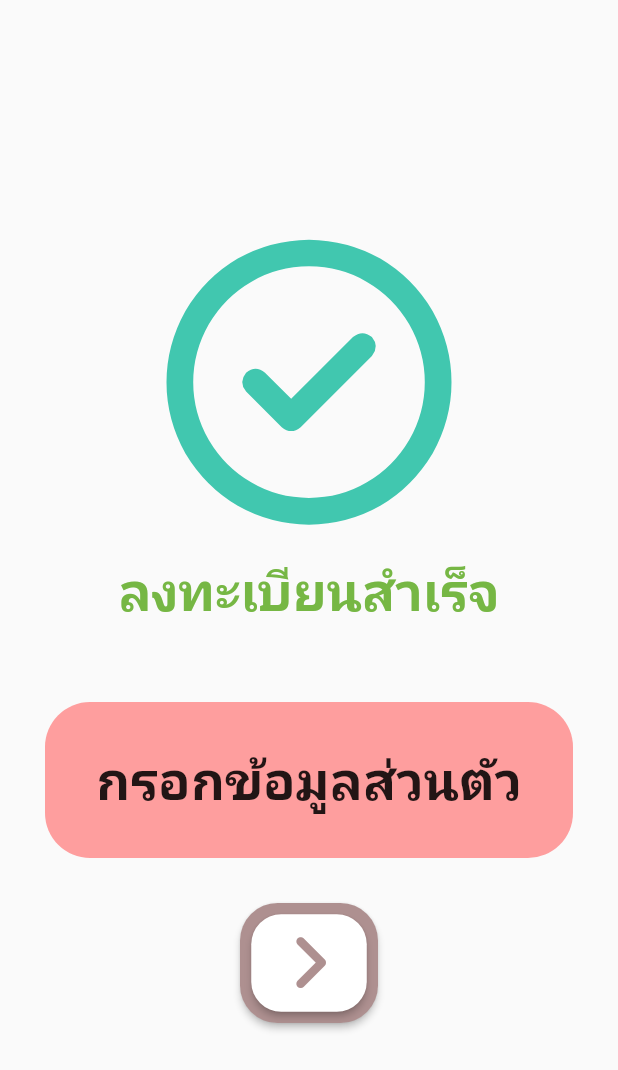
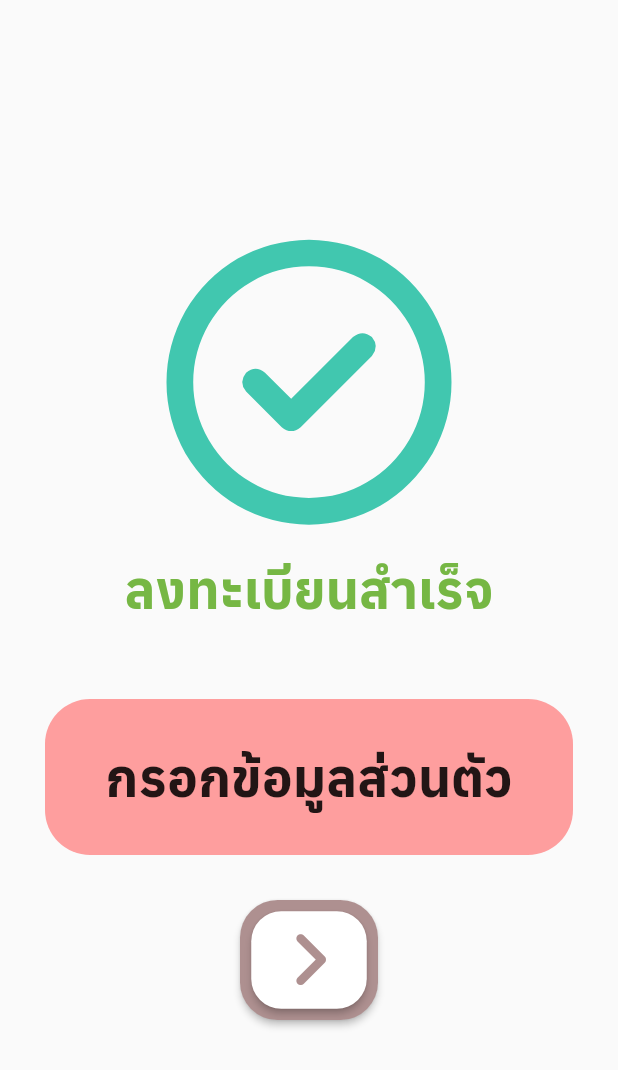
Before and after one commit to AINutritionProject/KinDeeUDee, a Flutter app: the screen it shows after launch, after a tap on "เริ่มต้นใช้งาน", on a phone screen of 412 x 824 dp. Shown: the top 1070 px of the screen. Run offline on Flutter 3.47's test engine with Material 2 defaults, Android fonts, the phone set to English and light mode, and no system bars; our stand-ins replace camera, cloud_firestore, csv, dotted_border, email_validator, firebase_auth and 7 more; accounts and stored records are empty; project files that could hold a hidden picture were left out.

Commit message:
remove bad MaterialApp and app themedate to main.dart

```diff
--- a/lib/main.dart
+++ b/lib/main.dart
@@ -16,10 +16,11 @@ class MyApp extends StatelessWidget {
 
   @override
   Widget build(BuildContext context) {
-    return const MaterialApp(
+    return MaterialApp(
       debugShowCheckedModeBanner: false,
       title: 'Flutter Demo',
-      home: WelcomePage(),
+      theme: ThemeData(fontFamily: "Anuphan"),
+      home: const WelcomePage(),
     );
   }
 }
--- a/lib/pages/login.dart
+++ b/lib/pages/login.dart
@@ -3,6 +3,7 @@ import 'package:flutter/material.dart';
 import 'package:appfood2/pages/register.dart';
 import 'package:google_sign_in/google_sign_in.dart';
 import 'package:font_awesome_flutter/font_awesome_flutter.dart';
+import 'package:appfood2/widgets/button_back.dart';
 import 'dart:async';
 
 class LogInForm extends StatefulWidget {
@@ -167,11 +168,7 @@ class _LoginPageState extends State<LoginPage> {
   // random backgroundColor every 0.2 second when start Widget
   @override
   Widget build(BuildContext context) {
-    return MaterialApp(
-      title: "LoginPage",
-      debugShowCheckedModeBanner: false,
-      theme: ThemeData(fontFamily: 'Anuphan'),
-      home: Scaffold(
+    return Scaffold(
         backgroundColor: const Color.fromRGBO(255, 251, 242, 1),
         body: SafeArea(
           child: SingleChildScrollView(
@@ -181,21 +178,8 @@ class _LoginPageState extends State<LoginPage> {
             children: [
               Padding(
                 padding: const EdgeInsets.only(left: 24, top: 20),
-                    child: ElevatedButton(
-                      style: ElevatedButton.styleFrom(
-                          backgroundColor:
-                              const Color.fromRGBO(255, 120, 63, 1),
-                          minimumSize: const Size(50, 50),
-                          shape: RoundedRectangleBorder(
-                            borderRadius: BorderRadius.circular(30.0),
-                          )),
-                      onPressed: () => {},
-                      child: const Text(
-                        "<",
-                        textAlign: TextAlign.center,
-                        style: TextStyle(fontSize: 28),
+                child: ButtonBack(),
               ),
-                    )),
               const Padding(
                 padding: EdgeInsets.only(top: 38, left: 28),
                 child: Text(
@@ -218,8 +202,8 @@ class _LoginPageState extends State<LoginPage> {
               Padding(
                 padding: const EdgeInsets.only(bottom: 100),
                 child: Container(
-                    margin: const EdgeInsets.symmetric(
-                        vertical: 10, horizontal: 20),
+                  margin:
+                      const EdgeInsets.symmetric(vertical: 10, horizontal: 20),
                   child: Row(
                     mainAxisAlignment: MainAxisAlignment.spaceEvenly,
                     mainAxisSize: MainAxisSize.max,
@@ -260,7 +244,6 @@ class _LoginPageState extends State<LoginPage> {
               )
             ],
           )),
-          )),
-    );
+        ));
   }
 }
--- a/lib/pages/register.dart
+++ b/lib/pages/register.dart
@@ -10,11 +10,7 @@ class RegisterPage extends StatelessWidget {
 
   @override
   Widget build(BuildContext context) {
-    return MaterialApp(
-      title: "RegisterPage",
-      debugShowCheckedModeBanner: false,
-      theme: ThemeData(fontFamily: "Anuphan"),
-      home: Scaffold(
+    return Scaffold(
       body: SafeArea(
         child: LayoutBuilder(
             builder: (BuildContext context, BoxConstraints constraints) {
@@ -25,7 +21,6 @@ class RegisterPage extends StatelessWidget {
             ),
           );
         }),
-        ),
       ),
     );
   }
```
Lines whose indentation alone changed are shown as unchanged.
